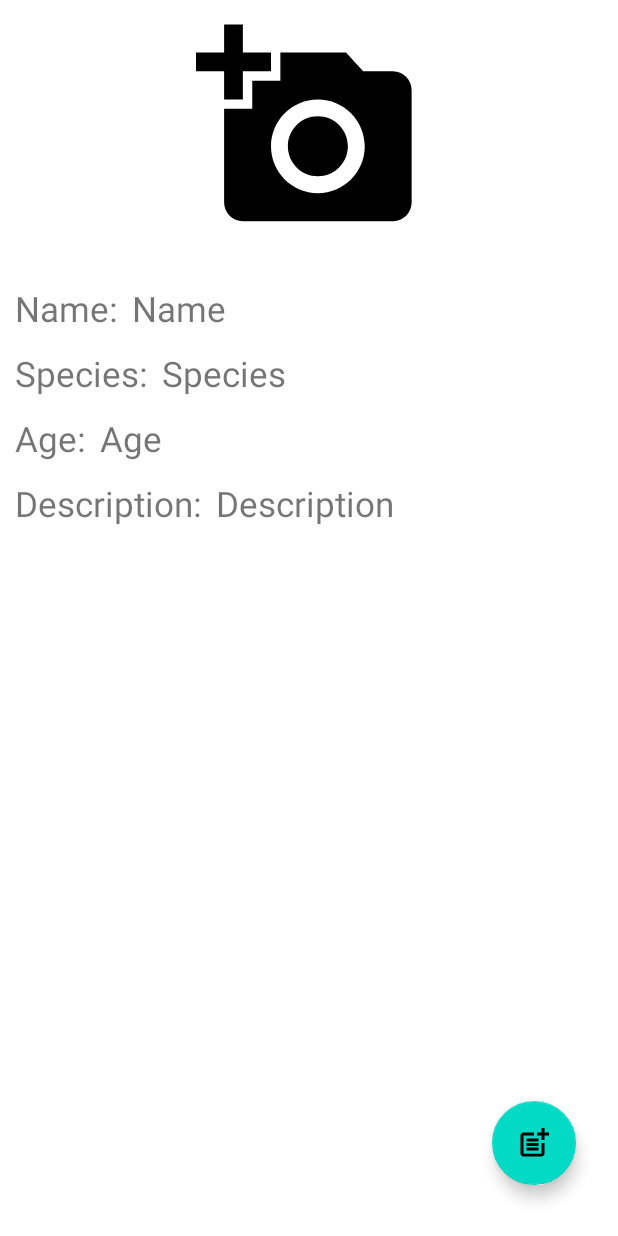
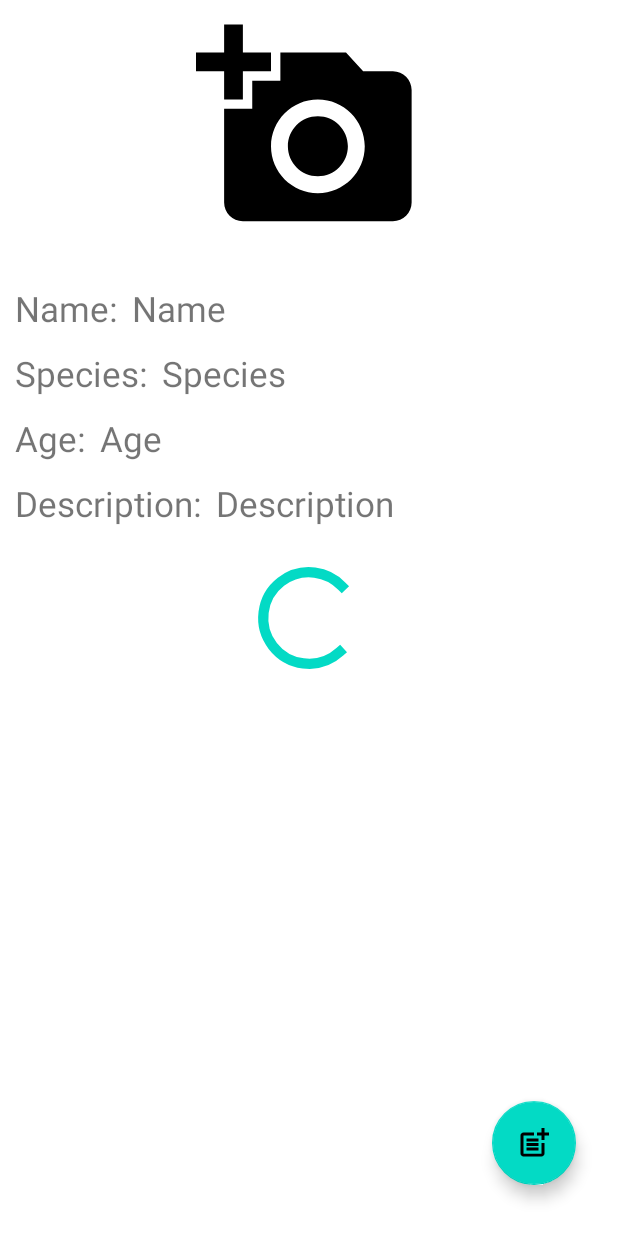
Before and after one commit to GroovyRoom/Pet_Haven, an Android app: the layout activity_reptile_profile.xml on its own in the app's theme, with its tools: preview values and no code run, on a phone screen of 412 x 824 dp. Run offline under Robolectric (Android 15) with nearby library versions, the phone set to English and light mode, and no system bars.

Commit message:
Added progress bar for chat and post fragment

```diff
--- a/app/src/main/res/layout/activity_reptile_profile.xml
+++ b/app/src/main/res/layout/activity_reptile_profile.xml
@@ -13,6 +13,7 @@
         android:layout_height="wrap_content">
 
         <LinearLayout
+            android:id="@+id/linearLayout"
             android:layout_width="match_parent"
             android:layout_height="wrap_content"
             android:orientation="vertical"
@@ -130,6 +131,17 @@
             app:layout_constraintBottom_toBottomOf="parent"
             app:layout_constraintEnd_toEndOf="parent" />
 
+        <ProgressBar
+            android:id="@+id/reptileInfoProgessBar"
+            style="?android:attr/progressBarStyle"
+            android:layout_width="82dp"
+            android:layout_height="81dp"
+            android:layout_weight="1"
+            app:layout_constraintBottom_toBottomOf="parent"
+            app:layout_constraintEnd_toEndOf="parent"
+            app:layout_constraintStart_toStartOf="parent"
+            app:layout_constraintTop_toTopOf="parent" />
+
     </androidx.constraintlayout.widget.ConstraintLayout>
 
 </ScrollView>
```
Also changed, not shown: app/src/main/java/com/example/pethaven/ui/features/chat/ChatFragment.kt (+23 -2 lines), app/src/main/java/com/example/pethaven/ui/features/home/ReptileProfileActivity.kt (+11 -0 lines), app/src/main/java/com/example/pethaven/ui/features/shop/TradeListFragment.kt (+9 -0 lines), app/src/main/res/layout/fragment_chat.xml (+11 -0 lines), app/src/main/res/layout/fragment_trade_list.xml (+13 -0 lines).
